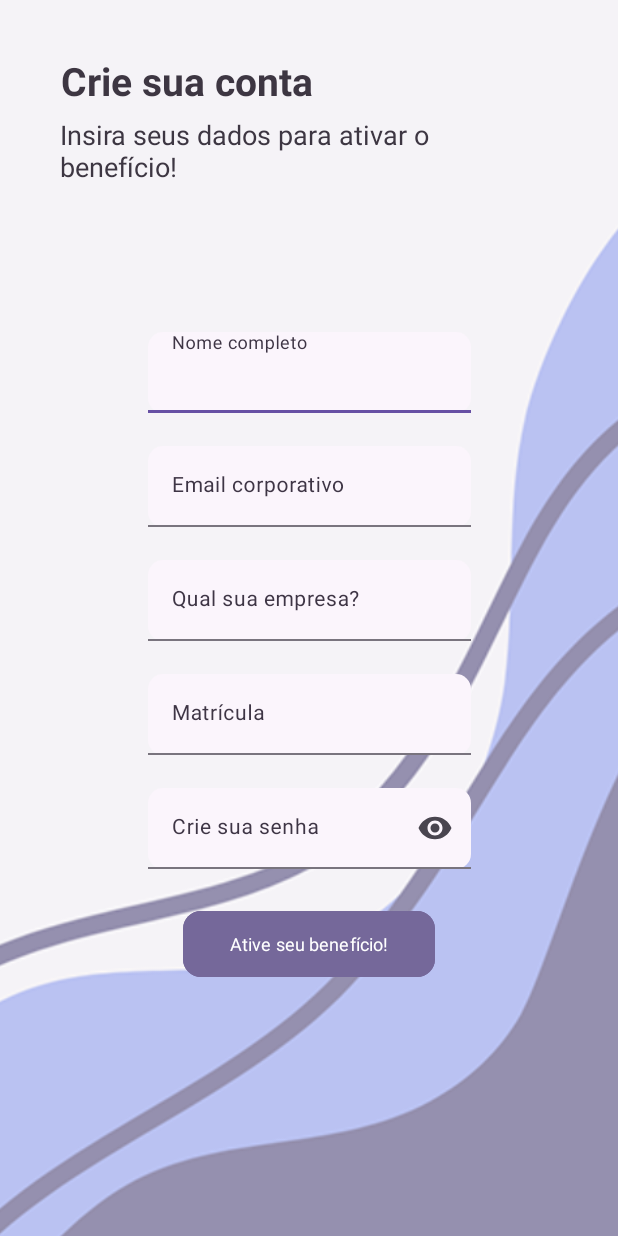
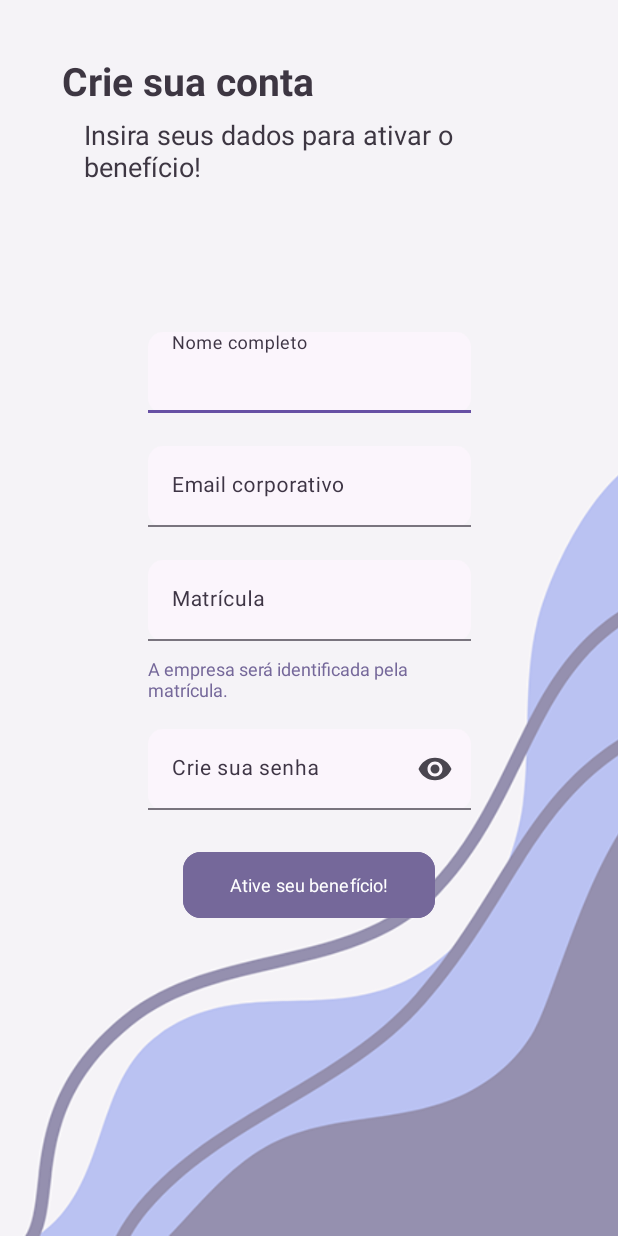
Before and after one commit to manuhcr/MindUApp, an Android app: the CadastroBeneficiario screen opened directly, with no data from a screen before it, on a phone screen of 412 x 824 dp. Run offline under Robolectric (Android 15) with nearby library versions, the phone set to English and light mode, and no system bars; libraries missing offline, so code that uses them is left out: eightbitlab.com.blurview; plain views replace BlurTarget, BlurView; Roboto replaces fonts that are not available here; 4 statements that could not run were skipped.

Commit message:
terminado o cadastro beneficiário

```diff
--- a/app/src/main/java/com/example/mindu/api/ApiService.java
+++ b/app/src/main/java/com/example/mindu/api/ApiService.java
@@ -2,6 +2,7 @@ package com.example.mindu.api;
 
 import com.example.mindu.api.chat.ChatRequest;
 import com.example.mindu.api.chat.ChatResponse;
+import com.example.mindu.api.empresas.EmpresaDaMatriculaResponse;
 import com.example.mindu.api.empresas.EmpresaRequest;
 import com.example.mindu.api.empresas.EmpresaResponse;
 import com.example.mindu.api.cliente.ClienteRequest;
@@ -73,6 +74,11 @@ public interface ApiService {
 
     @POST("v1/empresas/me/matriculas")
     Call<List<MatriculaResponse>> gerarMinhasMatriculas(@Query("quantidade") int quantidade);
+
+    @GET("v1/empresas/validar-matricula")
+    Call<EmpresaDaMatriculaResponse> validarMatricula(
+            @Query("codigo") String codigo
+    );
 
     @GET("v1/empresas/me/dashboard")
     Call<DashboardResponse> meuDashboard();
--- a/app/src/main/res/layout/activity_cadastro_beneficiario.xml
+++ b/app/src/main/res/layout/activity_cadastro_beneficiario.xml
@@ -1,6 +1,6 @@
 <?xml version="1.0" encoding="utf-8"?>
-
-<androidx.constraintlayout.widget.ConstraintLayout xmlns:android="http://schemas.android.com/apk/res/android"
+<androidx.constraintlayout.widget.ConstraintLayout
+    xmlns:android="http://schemas.android.com/apk/res/android"
     xmlns:app="http://schemas.android.com/apk/res-auto"
     xmlns:tools="http://schemas.android.com/tools"
     android:id="@+id/main"
@@ -9,11 +9,7 @@
     android:background="#F5F3F7"
     tools:context=".CadastroBeneficiario">
 
-
-    <!-- ========================================================= -->
-    <!-- FUNDO + CONTEÚDO CAPTURADO PELO BLUR                    -->
-    <!-- ========================================================= -->
-
+    <!-- Fundo + conteúdo capturado pelo Blur -->
     <eightbitlab.com.blurview.BlurTarget
         android:id="@+id/blurTargetCadastro"
         android:layout_width="match_parent"
@@ -27,27 +23,13 @@
             android:layout_width="match_parent"
             android:layout_height="match_parent">
 
-
-            <!-- FUNDO -->
-
             <ImageView
                 android:id="@+id/imageView4"
-                android:layout_width="678dp"
-                android:layout_height="1103dp"
+                android:layout_width="match_parent"
+                android:layout_height="match_parent"
                 android:scaleType="centerCrop"
-                app:layout_constraintBottom_toBottomOf="parent"
-                app:layout_constraintEnd_toEndOf="parent"
-                app:layout_constraintHorizontal_bias="0.797"
-                app:layout_constraintStart_toStartOf="parent"
-                app:layout_constraintTop_toTopOf="parent"
-                app:layout_constraintVertical_bias="1.0"
-                app:srcCompat="@drawable/nova_cole__o_story_do_instagram_bege_marrom_6" />
-
-
-            <!-- TÍTULO -->
-
-
-            <!-- SUBTÍTULO -->
+                android:src="@drawable/nova_cole__o_story_do_instagram_bege_marrom_6"
+                android:contentDescription="@null" />
 
             <TextView
                 android:id="@+id/textView4"
@@ -60,7 +42,6 @@
                 android:textSize="26sp"
                 android:textStyle="bold"
                 app:layout_constraintEnd_toEndOf="parent"
-                app:layout_constraintHorizontal_bias="0.493"
                 app:layout_constraintStart_toStartOf="parent"
                 app:layout_constraintTop_toTopOf="parent" />
 
@@ -74,7 +55,6 @@
                 android:textColor="#3D3642"
                 android:textSize="18sp"
                 app:layout_constraintEnd_toEndOf="parent"
-                app:layout_constraintHorizontal_bias="0.36"
                 app:layout_constraintStart_toStartOf="parent"
                 app:layout_constraintTop_toBottomOf="@id/textView4" />
 
@@ -82,11 +62,7 @@
 
     </eightbitlab.com.blurview.BlurTarget>
 
-
-    <!-- ========================================================= -->
-    <!-- CARD DE VIDRO DO CADASTRO                                -->
-    <!-- ========================================================= -->
-
+    <!-- Card de vidro do cadastro -->
     <eightbitlab.com.blurview.BlurView
         android:id="@+id/blurCadastroBeneficiario"
         android:layout_width="288dp"
@@ -100,17 +76,12 @@
         app:layout_constraintTop_toTopOf="parent"
         app:layout_constraintVertical_bias="0.582">
 
-
         <androidx.constraintlayout.widget.ConstraintLayout
             android:id="@+id/constraintLayout"
             android:layout_width="match_parent"
             android:layout_height="match_parent">
 
-
-            <!-- ================================================= -->
-            <!-- NOME COMPLETO                                    -->
-            <!-- ================================================= -->
-
+            <!-- Nome completo -->
             <com.google.android.material.textfield.TextInputLayout
                 android:id="@+id/inputNome"
                 android:layout_width="215dp"
@@ -139,11 +110,7 @@
 
             </com.google.android.material.textfield.TextInputLayout>
 
-
-            <!-- ================================================= -->
-            <!-- EMAIL                                             -->
-            <!-- ================================================= -->
-
+            <!-- E-mail -->
             <com.google.android.material.textfield.TextInputLayout
                 android:id="@+id/inputEmail"
                 android:layout_width="215dp"
@@ -172,44 +139,7 @@
 
             </com.google.android.material.textfield.TextInputLayout>
 
-
-            <!-- ================================================= -->
-            <!-- EMPRESA                                           -->
-            <!-- ================================================= -->
-
-            <com.google.android.material.textfield.TextInputLayout
-                android:id="@+id/inputEmpresa"
-                android:layout_width="215dp"
-                android:layout_height="54dp"
-                android:layout_marginTop="22dp"
-                android:hint="Qual sua empresa?"
-                android:textColorHint="#3E3545"
-                app:boxBackgroundColor="#55F5F3F7"
-                app:boxBackgroundMode="filled"
-                app:boxCornerRadiusBottomEnd="10dp"
-                app:boxCornerRadiusBottomStart="10dp"
-                app:boxCornerRadiusTopEnd="10dp"
-                app:boxCornerRadiusTopStart="10dp"
-                app:hintTextColor="#3E3545"
-                app:layout_constraintEnd_toEndOf="parent"
-                app:layout_constraintStart_toStartOf="parent"
-                app:layout_constraintTop_toBottomOf="@id/inputEmail">
-
-                <com.google.android.material.textfield.TextInputEditText
-                    android:id="@+id/edtEmpresa"
-                    android:layout_width="match_parent"
-                    android:layout_height="match_parent"
-                    android:inputType="text"
-                    android:textColor="#3E3545"
-                    android:textSize="14sp" />
-
-            </com.google.android.material.textfield.TextInputLayout>
-
-
-            <!-- ================================================= -->
-            <!-- MATRÍCULA                                        -->
-            <!-- ================================================= -->
-
+            <!-- Matrícula -->
             <com.google.android.material.textfield.TextInputLayout
                 android:id="@+id/inputMatricula"
                 android:layout_width="215dp"
@@ -226,28 +156,38 @@
                 app:hintTextColor="#3E3545"
                 app:layout_constraintEnd_toEndOf="parent"
                 app:layout_constraintStart_toStartOf="parent"
-                app:layout_constraintTop_toBottomOf="@id/inputEmpresa">
+                app:layout_constraintTop_toBottomOf="@id/inputEmail">
 
                 <com.google.android.material.textfield.TextInputEditText
-                    android:id="@+id/edtEmail"
+                    android:id="@+id/edtMatricula"
                     android:layout_width="match_parent"
                     android:layout_height="match_parent"
-                    android:inputType="number"
+                    android:inputType="textCapCharacters"
                     android:textColor="#3E3545"
                     android:textSize="14sp" />
 
             </com.google.android.material.textfield.TextInputLayout>
 
+            <!-- Empresa identificada pela API -->
+            <TextView
+                android:id="@+id/txtEmpresaValidada"
+                android:layout_width="215dp"
+                android:layout_height="wrap_content"
+                android:layout_marginTop="10dp"
+                android:text="A empresa será identificada pela matrícula."
+                android:textColor="#75689A"
+                android:textSize="12sp"
+                android:visibility="visible"
+                app:layout_constraintEnd_toEndOf="parent"
+                app:layout_constraintStart_toStartOf="parent"
+                app:layout_constraintTop_toBottomOf="@id/inputMatricula" />
 
-            <!-- ================================================= -->
-            <!-- SENHA                                             -->
-            <!-- ================================================= -->
-
+            <!-- Senha -->
             <com.google.android.material.textfield.TextInputLayout
                 android:id="@+id/inputSenha"
                 android:layout_width="215dp"
                 android:layout_height="54dp"
-                android:layout_marginTop="22dp"
+                android:layout_marginTop="18dp"
                 android:hint="Crie sua senha"
                 android:textColorHint="#3E3545"
                 app:boxBackgroundColor="#55F5F3F7"
@@ -260,7 +200,7 @@
                 app:hintTextColor="#3E3545"
                 app:layout_constraintEnd_toEndOf="parent"
                 app:layout_constraintStart_toStartOf="parent"
-                app:layout_constraintTop_toBottomOf="@id/inputMatricula">
+                app:layout_constraintTop_toBottomOf="@id/txtEmpresaValidada">
 
                 <com.google.android.material.textfield.TextInputEditText
                     android:id="@+id/edtSenha"
@@ -272,11 +212,7 @@
 
             </com.google.android.material.textfield.TextInputLayout>
 
-
-            <!-- ================================================= -->
-            <!-- BOTÃO                                             -->
-            <!-- ================================================= -->
-
+            <!-- Botão -->
             <Button
                 android:id="@+id/button"
                 android:layout_width="168dp"
@@ -297,5 +233,4 @@
 
     </eightbitlab.com.blurview.BlurView>
 
-
 </androidx.constraintlayout.widget.ConstraintLayout>
```
Also changed, not shown: app/src/main/java/com/example/mindu/CadastroBeneficiario.java (+399 -7 lines), app/src/main/java/com/example/mindu/api/empresas/EmpresaDaMatriculaResponse.java (added, +15 -0 lines).
